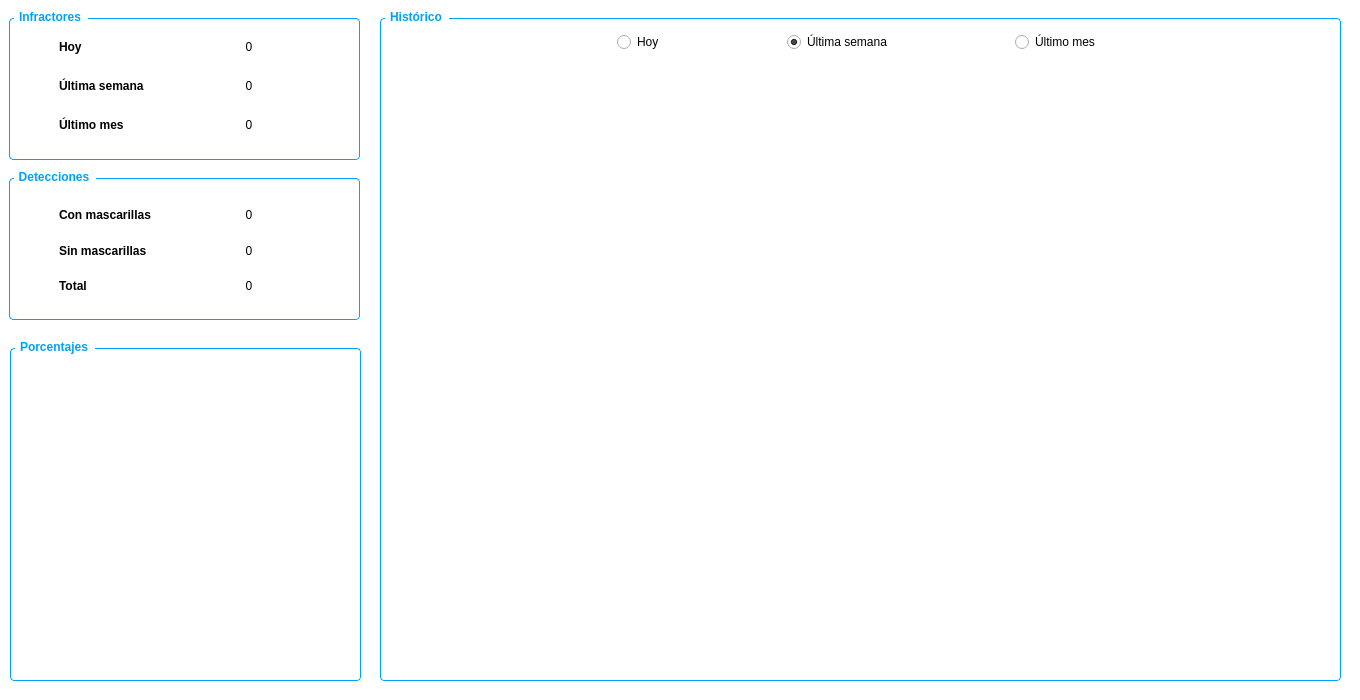
Qt form view/report.ui (andatogua/FaceMaskDetect) before a commit.
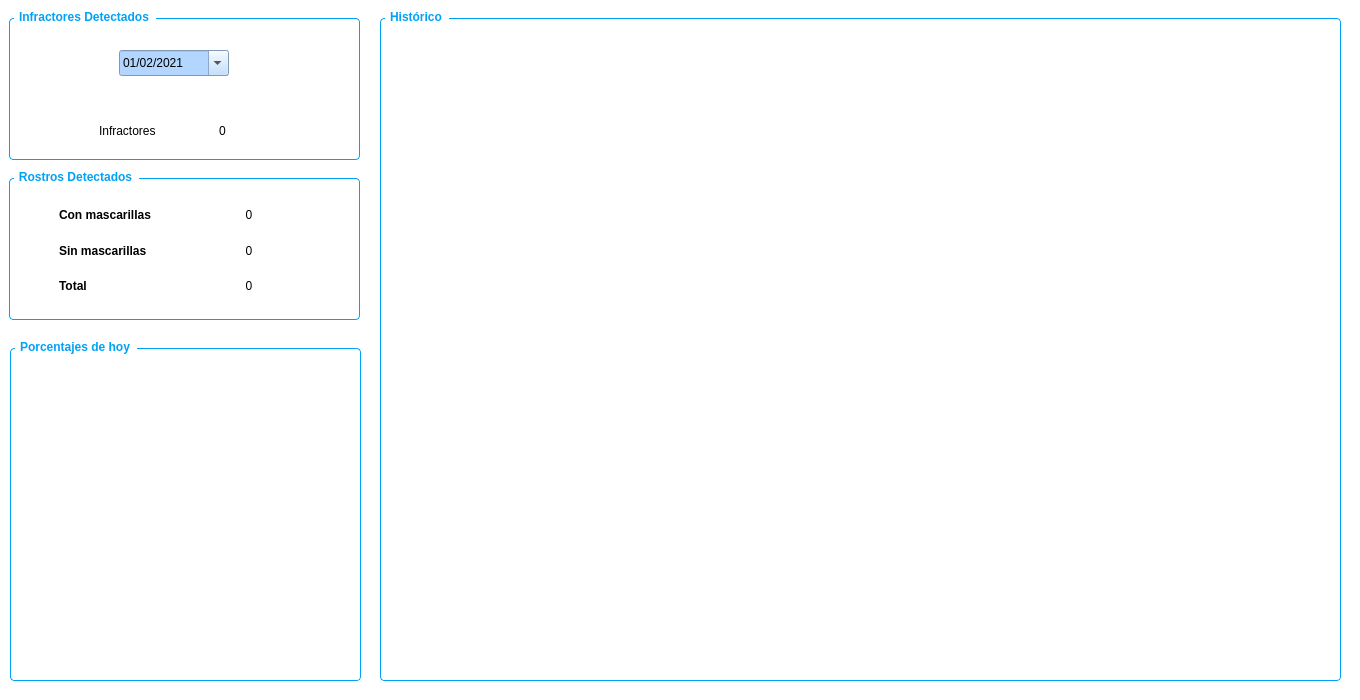
The same form after that commit.

```diff
--- a/view/report.ui
+++ b/view/report.ui
@@ -57,99 +57,69 @@
 }</string>
    </property>
    <property name="title">
-    <string>Infractores</string>
+    <string>Infractores Detectados</string>
    </property>
-   <widget class="QWidget" name="layoutWidget">
+   <widget class="QDateEdit" name="dateEdit">
     <property name="geometry">
      <rect>
-      <x>50</x>
-      <y>20</y>
-      <width>251</width>
-      <height>111</height>
+      <x>110</x>
+      <y>40</y>
+      <width>110</width>
+      <height>26</height>
      </rect>
     </property>
-    <layout class="QHBoxLayout" name="horizontalLayout">
-     <item>
-      <layout class="QVBoxLayout" name="verticalLayout">
-       <item>
-        <widget class="QLabel" name="label">
-         <property name="font">
-          <font>
-           <family>Ubuntu</family>
-           <weight>75</weight>
-           <bold>true</bold>
-          </font>
-         </property>
-         <property name="text">
-          <string>Hoy</string>
-         </property>
-        </widget>
-       </item>
-       <item>
-        <widget class="QLabel" name="label_2">
-         <property name="font">
-          <font>
-           <family>Ubuntu</family>
-           <weight>75</weight>
-           <bold>true</bold>
-          </font>
-         </property>
-         <property name="text">
-          <string>Última semana</string>
-         </property>
-        </widget>
-       </item>
-       <item>
-        <widget class="QLabel" name="label_3">
-         <property name="font">
-          <font>
-           <family>Ubuntu</family>
-           <weight>75</weight>
-           <bold>true</bold>
-          </font>
-         </property>
-         <property name="text">
-          <string>Último mes</string>
-         </property>
-        </widget>
-       </item>
-      </layout>
-     </item>
-     <item>
-      <layout class="QVBoxLayout" name="verticalLayout_2">
-       <item>
-        <widget class="QLabel" name="today_lbl">
-         <property name="text">
-          <string>0</string>
-         </property>
-         <property name="alignment">
-          <set>Qt::AlignCenter</set>
-         </property>
-        </widget>
-       </item>
-       <item>
-        <widget class="QLabel" name="week_lbl">
-         <property name="text">
-          <string>0</string>
-         </property>
-         <property name="alignment">
-          <set>Qt::AlignCenter</set>
-         </property>
-        </widget>
-       </item>
-       <item>
-        <widget class="QLabel" name="month_lbl">
-         <property name="text">
-          <string>0</string>
-         </property>
-         <property name="alignment">
-          <set>Qt::AlignCenter</set>
-         </property>
-        </widget>
-       </item>
-      </layout>
-     </item>
-    </layout>
+    <property name="styleSheet">
+     <string notr="true">background-color: rgb(178, 214, 255);</string>
+    </property>
+    <property name="minimumDateTime">
+     <datetime>
+      <hour>0</hour>
+      <minute>0</minute>
+      <second>0</second>
+      <year>2021</year>
+      <month>2</month>
+      <day>1</day>
+     </datetime>
+    </property>
+    <property name="minimumDate">
+     <date>
+      <year>2021</year>
+      <month>2</month>
+      <day>1</day>
+     </date>
+    </property>
+    <property name="displayFormat">
+     <string>dd/MM/yyyy</string>
+    </property>
+    <property name="calendarPopup">
+     <bool>true</bool>
+    </property>
+   </widget>
+   <widget class="QLabel" name="today_lbl">
+    <property name="geometry">
+     <rect>
+      <x>210</x>
+      <y>110</y>
+      <width>71</width>
+      <height>21</height>
+     </rect>
+    </property>
+    <property name="text">
+     <string>0</string>
+    </property>
+   </widget>
+   <widget class="QLabel" name="label">
+    <property name="geometry">
+     <rect>
+      <x>90</x>
+      <y>110</y>
+      <width>81</width>
+      <height>21</height>
+     </rect>
+    </property>
+    <property name="text">
+     <string>Infractores</string>
+    </property>
    </widget>
   </widget>
   <widget class="QGroupBox" name="groupBox_2">
@@ -181,7 +151,7 @@
 }</string>
    </property>
    <property name="title">
-    <string>Detecciones</string>
+    <string>Rostros Detectados</string>
    </property>
    <widget class="QWidget" name="layoutWidget">
     <property name="geometry">
@@ -302,7 +272,7 @@
 }</string>
    </property>
    <property name="title">
-    <string>Porcentajes</string>
+    <string>Porcentajes de hoy</string>
    </property>
    <widget class="QWidget" name="gridLayoutWidget">
     <property name="geometry">
@@ -347,145 +317,13 @@
    <property name="title">
     <string>Histórico</string>
    </property>
-   <widget class="QWidget" name="layoutWidget">
-    <property name="geometry">
-     <rect>
-      <x>3</x>
-      <y>20</y>
-      <width>951</width>
-      <height>25</height>
-     </rect>
-    </property>
-    <layout class="QHBoxLayout" name="horizontalLayout_3">
-     <item>
-      <spacer name="horizontalSpacer_5">
-       <property name="orientation">
-        <enum>Qt::Horizontal</enum>
-       </property>
-       <property name="sizeHint" stdset="0">
-        <size>
-         <width>40</width>
-         <height>20</height>
-        </size>
-       </property>
-      </spacer>
-     </item>
-     <item>
-      <spacer name="horizontalSpacer">
-       <property name="orientation">
-        <enum>Qt::Horizontal</enum>
-       </property>
-       <property name="sizeHint" stdset="0">
-        <size>
-         <width>40</width>
-         <height>20</height>
-        </size>
-       </property>
-      </spacer>
-     </item>
-     <item>
-      <widget class="QRadioButton" name="today_radio">
-       <property name="cursor">
-        <cursorShape>PointingHandCursor</cursorShape>
-       </property>
-       <property name="tabletTracking">
-        <bool>false</bool>
-       </property>
-       <property name="focusPolicy">
-        <enum>Qt::StrongFocus</enum>
-       </property>
-       <property name="text">
-        <string>Hoy</string>
-       </property>
-       <property name="checked">
-        <bool>false</bool>
-       </property>
-      </widget>
-     </item>
-     <item>
-      <spacer name="horizontalSpacer_2">
-       <property name="orientation">
-        <enum>Qt::Horizontal</enum>
-       </property>
-       <property name="sizeHint" stdset="0">
-        <size>
-         <width>40</width>
-         <height>20</height>
-        </size>
-       </property>
-      </spacer>
-     </item>
-     <item>
-      <widget class="QRadioButton" name="week_radio">
-       <property name="cursor">
-        <cursorShape>PointingHandCursor</cursorShape>
-       </property>
-       <property name="text">
-        <string>Última semana</string>
-       </property>
-       <property name="checked">
-        <bool>true</bool>
-       </property>
-      </widget>
-     </item>
-     <item>
-      <spacer name="horizontalSpacer_3">
-       <property name="orientation">
-        <enum>Qt::Horizontal</enum>
-       </property>
-       <property name="sizeHint" stdset="0">
-        <size>
-         <width>40</width>
-         <height>20</height>
-        </size>
-       </property>
-      </spacer>
-     </item>
-     <item>
-      <widget class="QRadioButton" name="month_radio">
-       <property name="cursor">
-        <cursorShape>PointingHandCursor</cursorShape>
-       </property>
-       <property name="text">
-        <string>Último mes</string>
-       </property>
-      </widget>
-     </item>
-     <item>
-      <spacer name="horizontalSpacer_4">
-       <property name="orientation">
-        <enum>Qt::Horizontal</enum>
-       </property>
-       <property name="sizeHint" stdset="0">
-        <size>
-         <width>40</width>
-         <height>20</height>
-        </size>
-       </property>
-      </spacer>
-     </item>
-     <item>
-      <spacer name="horizontalSpacer_6">
-       <property name="orientation">
-        <enum>Qt::Horizontal</enum>
-       </property>
-       <property name="sizeHint" stdset="0">
-        <size>
-         <width>40</width>
-         <height>20</height>
-        </size>
-       </property>
-      </spacer>
-     </item>
-    </layout>
-   </widget>
    <widget class="QWidget" name="verticalLayoutWidget">
     <property name="geometry">
      <rect>
       <x>9</x>
-      <y>59</y>
+      <y>19</y>
       <width>941</width>
-      <height>591</height>
+      <height>641</height>
      </rect>
     </property>
     <layout class="QVBoxLayout" name="verticalLayout_5"/>
```
